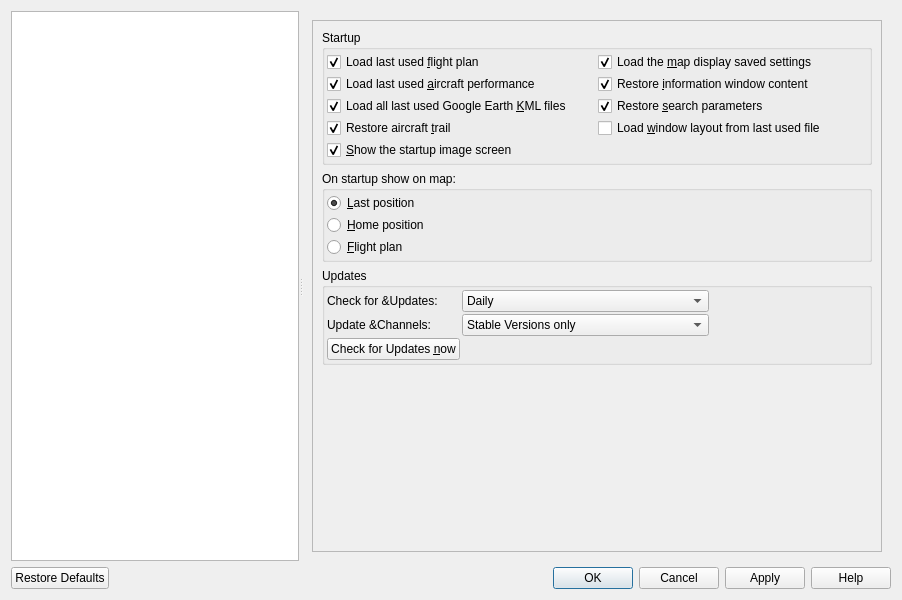
albar965/littlenavmap, file src/options/options.ui: the form before one commit.
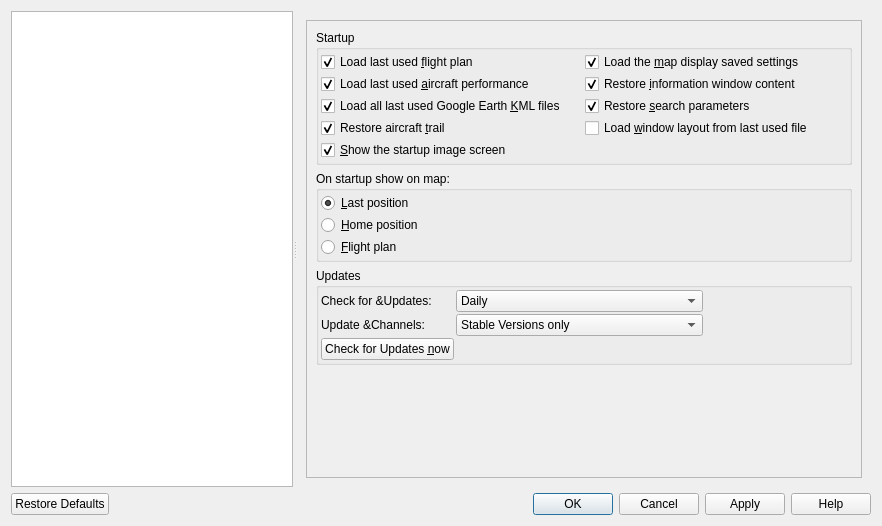
The form after the commit.

Commit message: Corrected tab order in windows and dialogs.

Diff of the .ui file:
```diff
--- a/src/options/options.ui
+++ b/src/options/options.ui
@@ -6,8 +6,8 @@
    <rect>
     <x>0</x>
     <y>0</y>
-    <width>902</width>
-    <height>600</height>
+    <width>882</width>
+    <height>526</height>
    </rect>
   </property>
   <property name="windowTitle">
@@ -61,8 +61,8 @@
             <rect>
              <x>0</x>
              <y>0</y>
-             <width>583</width>
-             <height>532</height>
+             <width>570</width>
+             <height>458</height>
             </rect>
            </property>
            <layout class="QVBoxLayout" name="verticalLayout_21">
```
Left out of the diff: 158 changed lines with no effect on the pictures. The commit also changes 7 other files.
